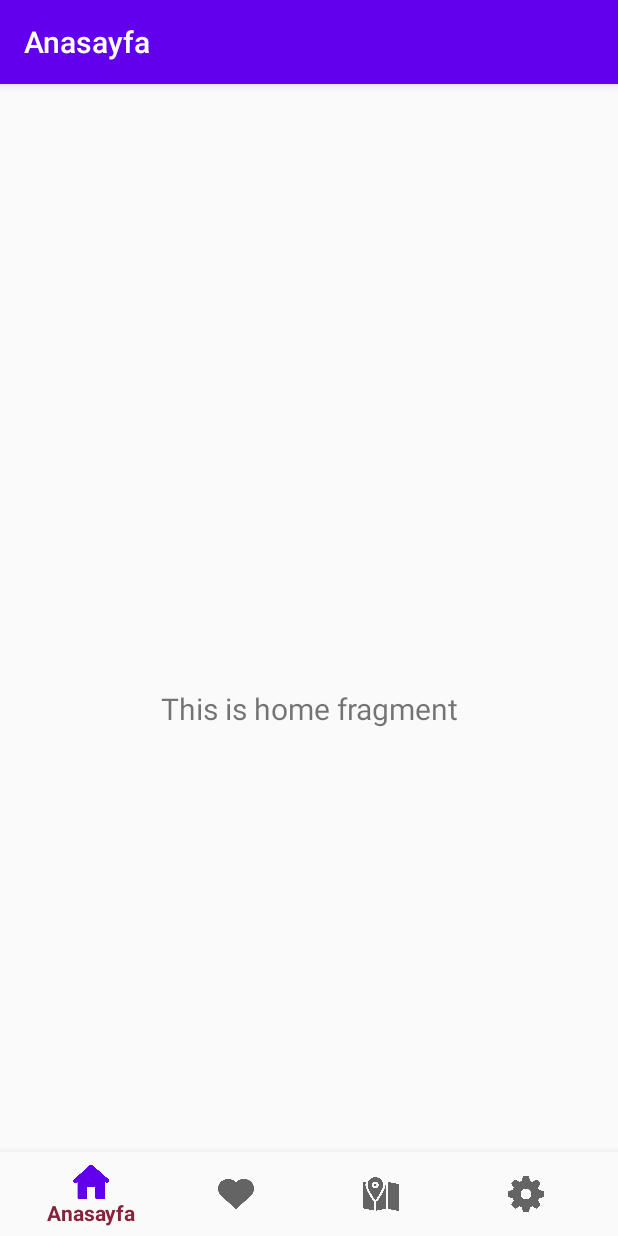
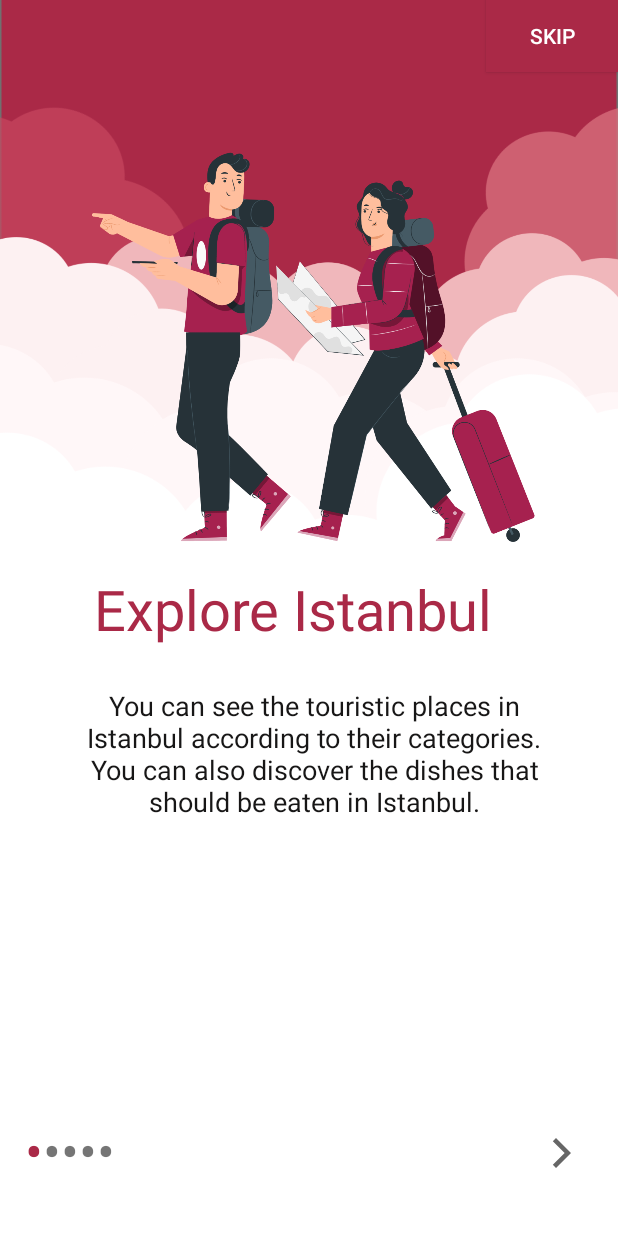
Before and after one commit to Tripist/Tripist, an Android app: the screen it shows after launch (BottomNav before the commit, OnBoarding after it), on a phone screen of 412 x 824 dp. Run offline under Robolectric (Android 15) with nearby library versions, the phone set to English and light mode, and no system bars; 2 statements that could not run were skipped.

Commit message:
Onboarding sayfalarının tasarımları oluşturuldu ve fonksiyonları yazıldı.

```diff
--- a/app/src/main/java/com/example/tripist/MainActivity.java
+++ b/app/src/main/java/com/example/tripist/MainActivity.java
@@ -3,10 +3,17 @@ package com.example.tripist;
 import androidx.appcompat.app.AppCompatActivity;
 
 import android.content.Intent;
+import android.content.SharedPreferences;
 import android.database.sqlite.SQLiteDatabase;
 import android.os.Bundle;
+import android.os.Handler;
 import android.view.View;
+import android.view.WindowManager;
+import android.view.animation.Animation;
+import android.view.animation.AnimationUtils;
 import android.widget.Button;
+import android.widget.ImageView;
+import android.widget.TextView;
 
 import com.example.tripist.maps.Bazaar_Markets;
 import com.example.tripist.maps.Historical_Places;
@@ -19,24 +26,58 @@ import com.example.tripist.maps.Religions;
 import com.example.tripist.maps.Squares;
 
 public class MainActivity extends AppCompatActivity {
-   Button BazaarMarkets_Button;
-   Button HistoricalPlaces_Button;
-   Button IslandBeachs_Button;
-   Button Museums_Button;
-   Button MyLocations_Button;
-   Button Parks_Button;
-   Button Religions_Button;
-   Button Squares_Button;
-   Button MyLocationsPage_Button;
-   Button MyyFavourites_Button;
+    private static int SPLASH_TIMER = 5000;
     SQLiteDatabase database;
-
+    Animation topAnim, bottomAnim;
+    ImageView image;
+    TextView logo, slogan;
+    SharedPreferences onBoardingScreen;
 
     @Override
     protected void onCreate(Bundle savedInstanceState) {
         super.onCreate(savedInstanceState);
+        getWindow().setFlags(WindowManager.LayoutParams.FLAG_FULLSCREEN,WindowManager.LayoutParams.FLAG_FULLSCREEN);
         setContentView(R.layout.activity_main);
+        getSupportActionBar().hide();
+        //Animations
+        topAnim = AnimationUtils.loadAnimation(this, R.anim.top_animation);
+        bottomAnim = AnimationUtils.loadAnimation(this, R.anim.bottom_animation);
 
+        //Hooks
+        image = findViewById(R.id.imageView2);
+        logo = findViewById(R.id.textView);
+        slogan = findViewById(R.id.textView2);
+
+        image.setAnimation(topAnim);
+        logo.setAnimation(topAnim);
+        slogan.setAnimation(bottomAnim);
+
+        new Handler().postDelayed(new Runnable() {
+
+
+            @Override
+            public void run() {
+                onBoardingScreen = getSharedPreferences("onBoardingScreen", MODE_PRIVATE);
+                boolean isFirstTime = onBoardingScreen.getBoolean("firstTime", true);
+
+                if(isFirstTime){
+
+                    SharedPreferences.Editor editor = onBoardingScreen.edit();
+                    editor.putBoolean("firstTime", false);
+                    editor.commit();
+                    Intent intent = new Intent(getApplicationContext(), OnBoarding.class);
+                    startActivity(intent);
+                    finish();
+                }
+                else{
+                    Intent intent = new Intent(getApplicationContext(), BottomNav.class);
+                    startActivity(intent);
+                    finish();
+                }
+
+
+            }
+        }, SPLASH_TIMER);
 
 
 
--- /dev/null
+++ b/app/src/main/java/com/example/tripist/OnBoarding.java
@@ -0,0 +1,111 @@
+package com.example.tripist;
+
+import androidx.appcompat.app.AppCompatActivity;
+import androidx.viewpager.widget.ViewPager;
+
+import android.content.Intent;
+import android.os.Bundle;
+import android.text.Html;
+import android.view.View;
+import android.view.animation.Animation;
+import android.view.animation.AnimationUtils;
+import android.widget.Button;
+import android.widget.LinearLayout;
+import android.widget.TextView;
+
+public class OnBoarding extends AppCompatActivity {
+    ViewPager viewPager;
+    LinearLayout dotsLayout;
+
+    SliderAdapter sliderAdapter;
+    TextView[] dots;
+    Button letsGetStarted;
+    Button skip;
+    Animation animation;
+    int currentPos;
+    @Override
+    protected void onCreate(Bundle savedInstanceState) {
+        super.onCreate(savedInstanceState);
+        setContentView(R.layout.activity_on_boarding);
+        getSupportActionBar().hide();
+
+        //Hooks
+        viewPager =  findViewById(R.id.slider);
+        dotsLayout = findViewById(R.id.dots);
+        letsGetStarted = findViewById(R.id.next_button);
+
+        //Call Adapter
+        sliderAdapter = new SliderAdapter(this);
+        viewPager.setAdapter(sliderAdapter);
+
+
+        addDots(0);
+        viewPager.addOnPageChangeListener(changeListener);
+    }
+
+    public void skip(View view){
+        startActivity(new Intent(getApplicationContext(), BottomNav.class));
+        finish();
+    }
+    public void letsGetStarted(View view){
+        startActivity(new Intent(getApplicationContext(), BottomNav.class));
+    }
+    public void next(View view){
+        viewPager.setCurrentItem(currentPos + 1);
+    }
+
+    private void addDots(int position){
+
+        dots = new TextView[5];
+        dotsLayout.removeAllViews();
+
+        for(int i=0; i<dots.length; i++){
+            dots[i] = new TextView(this);
+            dots[i].setText(Html.fromHtml("&#8226;"));
+            dots[i].setTextSize(35);
+
+            dotsLayout.addView(dots[i]);
+        }
+
+        if(dots.length > 0){
+            dots[position].setTextColor(getResources().getColor(R.color.colorDots));
+        }
+
+    }
+
+    ViewPager.OnPageChangeListener changeListener = new ViewPager.OnPageChangeListener() {
+        @Override
+        public void onPageScrolled(int position, float positionOffset, int positionOffsetPixels) {
+
+        }
+
+        @Override
+        public void onPageSelected(int position) {
+        addDots(position);
+        currentPos = position;
+        if(position == 0){
+            letsGetStarted.setVisibility(View.INVISIBLE);
+        }
+        else if(position == 1){
+            letsGetStarted.setVisibility(View.INVISIBLE);
+        }
+        else if(position == 2){
+            letsGetStarted.setVisibility(View.INVISIBLE);
+        }
+        else if(position == 3){
+            letsGetStarted.setVisibility(View.INVISIBLE);
+        }
+        else{
+            animation = AnimationUtils.loadAnimation(OnBoarding.this, R.anim.bottom_animation);
+            letsGetStarted.setVisibility(View.VISIBLE);
+            letsGetStarted.setAnimation(animation);
+        }
+
+        }
+
+        @Override
+        public void onPageScrollStateChanged(int state) {
+
+        }
+    };
+}
--- /dev/null
+++ b/app/src/main/java/com/example/tripist/SliderAdapter.java
@@ -0,0 +1,79 @@
+package com.example.tripist;
+
+import android.content.Context;
+import android.view.LayoutInflater;
+import android.view.View;
+import android.view.ViewGroup;
+import android.widget.ImageView;
+import android.widget.TextView;
+
+import androidx.annotation.NonNull;
+import androidx.constraintlayout.widget.ConstraintLayout;
+import androidx.viewpager.widget.PagerAdapter;
+
+public class SliderAdapter extends PagerAdapter {
+    Context context;
+    LayoutInflater layoutInflater;
+
+    public SliderAdapter(Context context) {
+        this.context = context;
+    }
+
+    int images[] = {
+            R.drawable.explore_ist,
+            R.drawable.find_destination,
+            R.drawable.get_information,
+            R.drawable.add_favourite_list,
+            R.drawable.get_suggestions
+
+    };
+    int headings[] = {
+            R.string.first_slide_titel,
+            R.string.second_slide_titel,
+            R.string.third_slide_titel,
+            R.string.fourth_slide_titel,
+            R.string.fifth_slide_titel
+    };
+    int descriptions[] = {
+            R.string.first_slide_desc,
+            R.string.second_slide_desc,
+            R.string.third_slide_desc,
+            R.string.fourth_slide_desc,
+            R.string.fifth_slide_desc
+    };
+
+    @Override
+    public int getCount() {
+        return headings.length;
+    }
+
+    @Override
+    public boolean isViewFromObject(@NonNull View view, @NonNull Object object) {
+        return view == (ConstraintLayout) object;
+    }
+
+    @NonNull
+    @Override
+    public Object instantiateItem(@NonNull ViewGroup container, int position) {
+
+        layoutInflater = (LayoutInflater) context.getSystemService(context.LAYOUT_INFLATER_SERVICE);
+        View view = layoutInflater.inflate(R.layout.slides_layout, container, false);
+        //Hooks
+        ImageView imageView = view.findViewById(R.id.slider_image);
+        TextView heading= view.findViewById(R.id.slider_heading);
+        TextView desc = view.findViewById(R.id.slider_desc);
+
+        imageView.setImageResource(images[position]);
+        heading.setText(headings[position]);
+        desc.setText(descriptions[position]);
+
+        container.addView(view);
+
+        return view;
+    }
+
+    @Override
+    public void destroyItem(@NonNull ViewGroup container, int position, @NonNull Object object) {
+        container.removeView((ConstraintLayout)object);
+    }
+}
--- /dev/null
+++ b/app/src/main/res/drawable/ic_baseline_arrow_forward_ios_24.xml
@@ -0,0 +1,10 @@
+<vector xmlns:android="http://schemas.android.com/apk/res/android"
+    android:width="24dp"
+    android:height="24dp"
+    android:viewportWidth="24"
+    android:viewportHeight="24"
+    android:tint="?attr/colorControlNormal">
+  <path
+      android:fillColor="@android:color/white"
+      android:pathData="M5.88,4.12L13.76,12l-7.88,7.88L8,22l10,-10L8,2z"/>
+</vector>
--- /dev/null
+++ b/app/src/main/res/layout/activity_on_boarding.xml
@@ -0,0 +1,88 @@
+<?xml version="1.0" encoding="utf-8"?>
+<androidx.constraintlayout.widget.ConstraintLayout xmlns:android="http://schemas.android.com/apk/res/android"
+    xmlns:app="http://schemas.android.com/apk/res-auto"
+    xmlns:tools="http://schemas.android.com/tools"
+    android:layout_width="match_parent"
+    android:layout_height="match_parent"
+    tools:context=".OnBoarding"
+    android:background="@drawable/background">
+    <Button
+        android:id="@+id/button"
+        android:layout_width="wrap_content"
+        android:layout_height="wrap_content"
+        android:background="#AA2947"
+        android:text="Skıp"
+        android:textColor="#FFFFFF"
+        android:onClick="skip"
+        app:layout_constraintBottom_toBottomOf="parent"
+        app:layout_constraintEnd_toEndOf="parent"
+        app:layout_constraintHorizontal_bias="1.0"
+        app:layout_constraintStart_toStartOf="parent"
+        app:layout_constraintTop_toTopOf="parent"
+        app:layout_constraintVertical_bias="0.0" />
+
+    <androidx.viewpager.widget.ViewPager
+        android:id="@+id/slider"
+        android:layout_width="370dp"
+        android:layout_height="584dp"
+        app:layout_constraintBottom_toTopOf="@+id/relativeLayout"
+        app:layout_constraintEnd_toEndOf="parent"
+        app:layout_constraintHorizontal_bias="0.39"
+        app:layout_constraintStart_toStartOf="parent"
+        app:layout_constraintTop_toTopOf="parent"
+        app:layout_constraintVertical_bias="0.125">
+
+    </androidx.viewpager.widget.ViewPager>
+
+    <RelativeLayout
+        android:id="@+id/relativeLayout"
+        android:layout_width="370dp"
+        android:layout_height="200dp"
+        app:layout_constraintBottom_toBottomOf="parent"
+        app:layout_constraintEnd_toEndOf="parent"
+        app:layout_constraintHorizontal_bias="0.39"
+        app:layout_constraintStart_toStartOf="parent"
+        app:layout_constraintTop_toBottomOf="@+id/slider">
+
+        <Button
+            android:id="@+id/next_button"
+            android:layout_width="279dp"
+            android:layout_height="66dp"
+            android:layout_alignParentStart="true"
+            android:layout_alignParentLeft="true"
+            android:layout_alignParentTop="true"
+            android:layout_alignParentEnd="true"
+            android:layout_alignParentBottom="true"
+            android:layout_marginStart="35dp"
+            android:layout_marginLeft="50dp"
+            android:layout_marginTop="0dp"
+            android:layout_marginEnd="35dp"
+            android:layout_marginBottom="134dp"
+            android:background="#AA2947"
+            android:onClick="letsGetStarted"
+            android:text="Lets Get Started"
+            android:textAlignment="center"
+            android:textColor="#FFFFFF"
+            android:textSize="30sp"
+            android:visibility="invisible" />
+
+        <LinearLayout
+            android:id="@+id/dots"
+            android:layout_width="wrap_content"
+            android:layout_height="wrap_content"
+            android:layout_alignParentBottom="true"
+            android:orientation="horizontal"
+            android:paddingBottom="20dp" />
+
+        <Button
+            android:id="@+id/next_btn"
+            android:layout_width="wrap_content"
+            android:layout_height="wrap_content"
+            android:layout_alignParentRight="true"
+            android:layout_alignParentBottom="true"
+            android:onClick="next"
+            android:background="#00000000"
+            android:drawableEnd="@drawable/ic_baseline_arrow_forward_ios_24"
+            android:paddingBottom="30dp" />
+    </RelativeLayout>
+</androidx.constraintlayout.widget.ConstraintLayout>
--- /dev/null
+++ b/app/src/main/res/layout/slides_layout.xml
@@ -0,0 +1,56 @@
+<?xml version="1.0" encoding="utf-8"?>
+<androidx.constraintlayout.widget.ConstraintLayout
+    xmlns:android="http://schemas.android.com/apk/res/android"
+    xmlns:app="http://schemas.android.com/apk/res-auto"
+    xmlns:tools="http://schemas.android.com/tools"
+    android:layout_width="match_parent"
+    android:layout_height="match_parent">
+
+    <ImageView
+        android:id="@+id/slider_image"
+        android:layout_width="416dp"
+        android:layout_height="334dp"
+        android:layout_marginTop="150dp"
+        app:layout_constraintBottom_toTopOf="@+id/slider_heading"
+        app:layout_constraintEnd_toEndOf="parent"
+        app:layout_constraintStart_toStartOf="parent"
+        app:layout_constraintTop_toTopOf="parent"
+        app:srcCompat="@drawable/explore_ist" />
+
+    <TextView
+        android:id="@+id/slider_heading"
+        android:layout_width="wrap_content"
+        android:layout_height="50dp"
+        android:layout_marginStart="35dp"
+        android:layout_marginEnd="35dp"
+        android:gravity="center"
+        android:text="@string/first_slide_titel"
+        android:textColor="#AA2947"
+        android:textSize="37sp"
+        app:layout_constraintBottom_toTopOf="@+id/slider_desc"
+        app:layout_constraintEnd_toEndOf="parent"
+        app:layout_constraintHorizontal_bias="0.315"
+        app:layout_constraintStart_toStartOf="parent"
+        app:layout_constraintTop_toBottomOf="@+id/slider_image"
+        app:layout_constraintVertical_bias="1.0" />
+
+    <TextView
+        android:id="@+id/slider_desc"
+        android:layout_width="408dp"
+        android:layout_height="133dp"
+        android:layout_marginBottom="150dp"
+        android:gravity="center"
+        android:paddingLeft="40dp"
+        android:paddingTop="10dp"
+        android:paddingRight="40dp"
+        android:text="@string/first_slide_desc"
+        android:textColor="#FF171616"
+        android:textSize="18sp"
+        app:layout_constraintBottom_toBottomOf="parent"
+        app:layout_constraintEnd_toEndOf="parent"
+        app:layout_constraintHorizontal_bias="0.333"
+        app:layout_constraintStart_toStartOf="parent"
+        app:layout_constraintTop_toBottomOf="@+id/slider_heading" />
+
+
+</androidx.constraintlayout.widget.ConstraintLayout>
--- a/app/src/main/res/values/colors.xml
+++ b/app/src/main/res/values/colors.xml
@@ -3,4 +3,5 @@
     <color name="colorPrimary">#6200EE</color>
     <color name="colorPrimaryDark">#3700B3</color>
     <color name="colorAccent">#03DAC5</color>
+    <color name="colorDots">#AA2947</color>
 </resources>
--- a/app/src/main/res/values/strings.xml
+++ b/app/src/main/res/values/strings.xml
@@ -16,4 +16,22 @@
     <string name="title_myfavourites">Favorilerim</string>
     <string name="title_mylocations">Konumlarım</string>
     <string name="title_settings">Ayarlar</string>
+
+    <string name="first_slide_titel">Explore Istanbul</string>
+    <string name="second_slide_titel">Find Destination</string>
+    <string name="third_slide_titel">Get Information</string>
+    <string name="fourth_slide_titel">Add Favourite List</string>
+    <string name="fifth_slide_titel">Get Suggestions</string>
+
+    <string name="first_slide_desc">You can see the touristic places in Istanbul according to their categories.
+        You can also discover the dishes that should be eaten in Istanbul.</string>
+    <string name="second_slide_desc">You can find sightseeing places on the map, be directed to Google Maps
+        to get directions and even add your special locations such as your hotel and your airport to the map.</string>
+    <string name="third_slide_desc">You can get information about tha place you are interested in.
+        Just click on the google icon for this.</string>
+    <string name="fourth_slide_desc">You can collect a place you like or interest in a separate list by clicking the heart icon.
+        So you can reach them faster.</string>
+    <string name="fifth_slide_desc">You can get suggestions for events according to the weather of Istanbul.</string>
+
+    <string name="next_btn">Next</string>
 </resources>
```
Also changed, not shown: app/src/debug/res/anim/bottom_animation.xml (added, +11 -0 lines), app/src/debug/res/anim/top_animation.xml (added, +11 -0 lines), app/src/main/AndroidManifest.xml (+6 -6 lines), app/src/main/res/layout/activity_main.xml (+37 -85 lines), app/src/main/res/drawable-v24/add_favourite_list.png (added), app/src/main/res/drawable-v24/background.png (added), app/src/main/res/drawable-v24/explore_ist.png (added), app/src/main/res/drawable-v24/find_destination.png (added), app/src/main/res/drawable-v24/get_information.png (added), app/src/main/res/drawable-v24/get_suggestions.png (added), app/src/main/res/drawable-v24/intro_logo.png (added).
